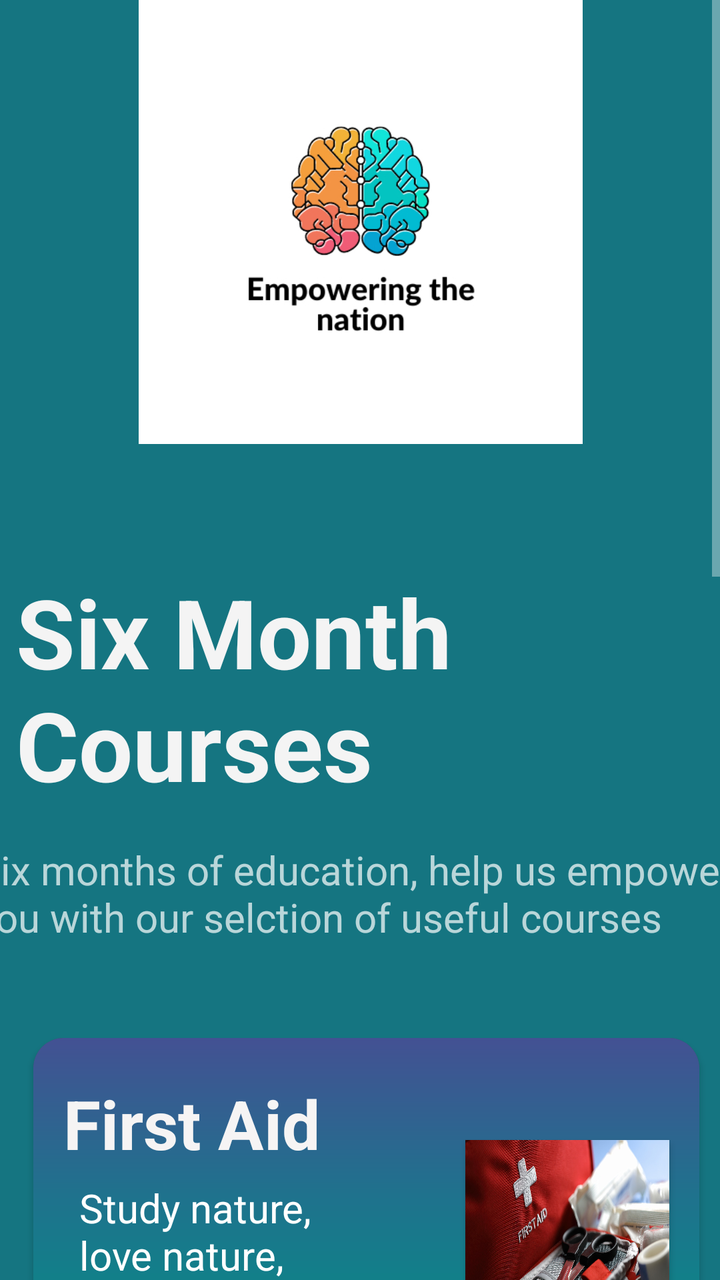
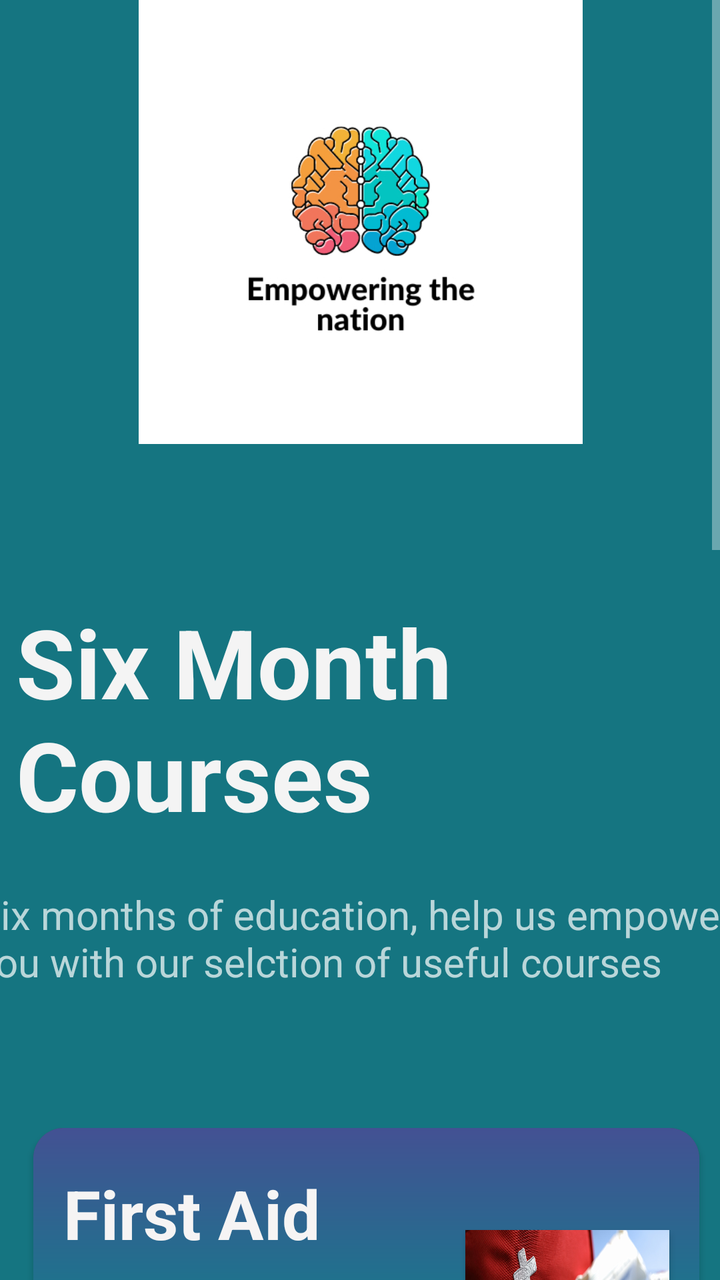

Before-and-after screenshots of an Android layout around one commit, followed by the original layout XML and the change that was made.
<!-- AndroidManifest.xml: application theme Theme.AppCompat -->
<!-- res/layout/fragment_six_month_courses.xml -->
<?xml version="1.0" encoding="utf-8"?>
<ScrollView xmlns:android="http://schemas.android.com/apk/res/android"
    xmlns:app="http://schemas.android.com/apk/res-auto"
    xmlns:tools="http://schemas.android.com/tools"
    android:id="@+id/ScrollViewMonths"
    android:layout_width="match_parent"
    android:layout_height="match_parent">

    <FrameLayout
        android:layout_width="match_parent"
        android:layout_height="match_parent"
        android:background="#157581">

        <androidx.constraintlayout.widget.ConstraintLayout
            android:layout_width="match_parent"
            android:layout_height="1420dp"
            android:background="#157581"
            tools:context=".SixMonthCoursesFragment">


            <TextView
                android:id="@+id/textView"
                android:layout_width="352dp"
                android:layout_height="113dp"
                android:background="#157581"
                android:text="Six Month Courses"
                android:textColor="#F4F4F4"
                android:textSize="48sp"
                android:textStyle="bold"
                app:layout_constraintBottom_toBottomOf="parent"
                app:layout_constraintEnd_toEndOf="parent"
                app:layout_constraintHorizontal_bias="1.0"
                app:layout_constraintStart_toStartOf="parent"
                app:layout_constraintTop_toTopOf="parent"
                app:layout_constraintVertical_bias="0.217" />

            <ImageView
                android:id="@+id/imageView"
                android:layout_width="420dp"
                android:layout_height="222dp"
                app:layout_constraintEnd_toEndOf="parent"
                app:layout_constraintStart_toStartOf="parent"
                app:layout_constraintTop_toTopOf="parent"
                app:srcCompat="@drawable/thumbnail_img_7280" />


            <androidx.cardview.widget.CardView
                android:id="@+id/cardView"
                android:layout_width="333dp"
                android:layout_height="157dp"
                app:cardCornerRadius="15dp"
                app:cardPreventCornerOverlap="true"
                app:layout_constraintBottom_toBottomOf="parent"
                app:layout_constraintEnd_toEndOf="parent"
                app:layout_constraintHorizontal_bias="0.636"
                app:layout_constraintStart_toStartOf="parent"
                app:layout_constraintTop_toTopOf="parent"
                app:layout_constraintVertical_bias="0.792">


                <RelativeLayout
                    android:id="@+id/relativeLayout"
                    android:layout_width="match_parent"
                    android:layout_height="match_parent"
                    android:background="@drawable/grasient_drawable"
                    android:minHeight="100dp"
                    android:padding="10dp"
                    app:layout_constraintEnd_toEndOf="@+id/cardView"
                    app:layout_constraintStart_toStartOf="@+id/cardView"
                    app:layout_constraintTop_toTopOf="@+id/cardView">

                    <TextView
                        android:id="@+id/textViewSub1Title"
                        android:layout_width="270dp"
                        android:layout_height="70dp"
                        android:layout_alignParentStart="true"
                        android:layout_alignParentEnd="true"
                        android:layout_marginStart="5dp"
                        android:layout_marginEnd="107dp"
                        android:text="Life Skills"
                        android:textColor="#F6F4F4"
                        android:textSize="34sp"
                        android:textStyle="bold" />

                    <TextView
                        android:layout_width="168dp"
                        android:layout_height="83dp"
                        android:layout_below="@id/textViewSub1Title"
                        android:layout_alignParentStart="true"
                        android:layout_alignParentEnd="true"
                        android:layout_alignParentBottom="true"
                        android:layout_marginStart="4dp"
                        android:layout_marginTop="-7dp"
                        android:layout_marginEnd="151dp"
                        android:layout_marginBottom="0dp"
                        android:text="Study nature, love nature,\nclose to nature"
                        android:textColor="#FFFFFF"
                        android:textSize="20sp" />

                    <Button
                        android:id="@+id/button"
                        android:layout_width="112dp"
                        android:layout_height="104dp"
                        android:layout_alignParentStart="true"
                        android:layout_alignParentTop="true"
                        android:layout_alignParentEnd="true"
                        android:layout_alignParentBottom="true"
                        android:layout_marginStart="210dp"
                        android:layout_marginTop="28dp"
                        android:layout_marginEnd="1dp"
                        android:layout_marginBottom="15dp"
                        android:background="@drawable/img_7273"
                        android:textColor="#090909"
                        android:textSize="24sp" />

                </RelativeLayout>


            </androidx.cardview.widget.CardView>

            <androidx.cardview.widget.CardView
                android:id="@+id/cardView2"
                android:layout_width="333dp"
                android:layout_height="157dp"
                app:cardCornerRadius="15dp"
                app:cardPreventCornerOverlap="true"
                app:layout_constraintBottom_toBottomOf="parent"
                app:layout_constraintEnd_toEndOf="parent"
                app:layout_constraintHorizontal_bias="0.627"
                app:layout_constraintStart_toStartOf="parent"
                app:layout_constraintTop_toTopOf="parent"
                app:layout_constraintVertical_bias="0.607">

                <RelativeLayout
                    android:id="@+id/relativeLayout2"
                    android:layout_width="match_parent"
                    android:layout_height="match_parent"
                    android:background="@drawable/grasient_drawable"
                    android:minHeight="100dp"
                    android:padding="10dp"
                    app:layout_constraintEnd_toEndOf="@+id/cardView2"
                    app:layout_constraintStart_toStartOf="@+id/cardView2"
                    app:layout_constraintTop_toTopOf="@+id/cardView">

                    <TextView
                        android:id="@+id/textViewSub1Title2"
                        android:layout_width="246dp"
                        android:layout_height="64dp"
                        android:layout_alignParentStart="true"
                        android:layout_alignParentEnd="true"
                        android:layout_marginStart="5dp"
                        android:layout_marginEnd="145dp"
                        android:text="Sewing"
                        android:textColor="#F6F4F4"
                        android:textSize="34sp"
                        android:textStyle="bold" />

                    <TextView
                        android:layout_width="150dp"
                        android:layout_height="99dp"
                        android:layout_below="@id/textViewSub1Title2"
                        android:layout_alignParentStart="true"
                        android:layout_alignParentEnd="true"
                        android:layout_alignParentBottom="true"
                        android:layout_marginStart="8dp"
                        android:layout_marginTop="0dp"
                        android:layout_marginEnd="160dp"
                        android:layout_marginBottom="0dp"
                        android:text="Study nature, love nature,\nclose to nature"
                        android:textColor="#FFFFFF"
                        android:textSize="20sp" />

                    <Button
                        android:id="@+id/button9"
                        android:layout_width="106dp"
                        android:layout_height="104dp"
                        android:layout_alignParentTop="true"
                        android:layout_alignParentEnd="true"
                        android:layout_alignParentBottom="true"
                        android:layout_marginTop="33dp"
                        android:layout_marginEnd="10dp"
                        android:layout_marginBottom="10dp"
                        android:background="@drawable/img_7272"
                        android:textColor="#090909"
                        android:textSize="24sp" />


                </RelativeLayout>


            </androidx.cardview.widget.CardView>

            <androidx.cardview.widget.CardView
                android:id="@+id/cardView3"
                android:layout_width="333dp"
                android:layout_height="157dp"
                app:cardCornerRadius="15dp"
                app:cardPreventCornerOverlap="true"
                app:layout_constraintBottom_toBottomOf="parent"
                app:layout_constraintEnd_toEndOf="parent"
                app:layout_constraintHorizontal_bias="0.62"
                app:layout_constraintStart_toStartOf="parent"
                app:layout_constraintTop_toTopOf="parent"
                app:layout_constraintVertical_bias="0.411">

                <RelativeLayout
                    android:id="@+id/relativeLayout3"
                    android:layout_width="match_parent"
                    android:layout_height="match_parent"
                    android:background="@drawable/grasient_drawable"
                    android:minHeight="100dp"
                    android:padding="10dp"
                    app:layout_constraintEnd_toEndOf="@+id/cardView3"
                    app:layout_constraintStart_toStartOf="@+id/cardView3"
                    app:layout_constraintTop_toTopOf="@+id/cardView3">

                    <TextView
                        android:id="@+id/textViewSub1Title3"
                        android:layout_width="249dp"
                        android:layout_height="68dp"
                        android:layout_alignParentStart="true"
                        android:layout_alignParentTop="true"
                        android:layout_alignParentEnd="true"
                        android:layout_marginStart="5dp"
                        android:layout_marginTop="10dp"
                        android:layout_marginEnd="138dp"
                        android:text="First Aid"
                        android:textColor="#F6F4F4"
                        android:textSize="34sp"
                        android:textStyle="bold" />

                    <TextView
                        android:layout_width="156dp"
                        android:layout_height="86dp"
                        android:layout_below="@id/textViewSub1Title3"
                        android:layout_alignParentStart="true"
                        android:layout_alignParentEnd="true"
                        android:layout_alignParentBottom="true"
                        android:layout_marginStart="13dp"
                        android:layout_marginTop="-17dp"
                        android:layout_marginEnd="154dp"
                        android:layout_marginBottom="0dp"
                        android:text="Study nature, love nature,\nclose to nature"
                        android:textColor="#FFFFFF"
                        android:textSize="20sp" />

                    <Button
                        android:id="@+id/button8"
                        android:layout_width="112dp"
                        android:layout_height="93dp"
                        android:layout_alignParentStart="true"
                        android:layout_alignParentTop="true"
                        android:layout_alignParentEnd="true"
                        android:layout_alignParentBottom="true"
                        android:layout_marginStart="206dp"
                        android:layout_marginTop="41dp"
                        android:layout_marginEnd="5dp"
                        android:layout_marginBottom="13dp"
                        android:background="@drawable/img_7279"
                        android:textColor="#090909"
                        android:textSize="24sp" />


                </RelativeLayout>


            </androidx.cardview.widget.CardView>


            <androidx.cardview.widget.CardView
                android:id="@+id/cardView4"
                android:layout_width="333dp"
                android:layout_height="157dp"
                app:cardCornerRadius="15dp"
                app:cardPreventCornerOverlap="true"
                app:layout_constraintBottom_toBottomOf="parent"
                app:layout_constraintEnd_toEndOf="parent"
                app:layout_constraintHorizontal_bias="0.655"
                app:layout_constraintStart_toStartOf="parent"
                app:layout_constraintTop_toTopOf="parent"
                app:layout_constraintVertical_bias="0.97">

                <RelativeLayout
                    android:id="@+id/relativeLayout4"
                    android:layout_width="match_parent"
                    android:layout_height="match_parent"
                    android:background="@drawable/grasient_drawable"
                    android:minHeight="100dp"
                    android:padding="10dp"
                    app:layout_constraintEnd_toEndOf="@+id/cardView4"
                    app:layout_constraintStart_toStartOf="@+id/cardView4"
                    app:layout_constraintTop_toTopOf="@+id/cardView">

                    <TextView
                        android:id="@+id/textViewSub1Title4"
                        android:layout_width="229dp"
                        android:layout_height="60dp"
                        android:layout_alignParentStart="true"
                        android:layout_alignParentEnd="true"
                        android:layout_marginStart="5dp"
                        android:layout_marginEnd="89dp"
                        android:text="Landscaping"
                        android:textColor="#F6F4F4"
                        android:textSize="34sp"
                        android:textStyle="bold" />

                    <TextView
                        android:layout_width="211dp"
                        android:layout_height="91dp"
                        android:layout_below="@id/textViewSub1Title4"
                        android:layout_alignParentStart="true"
                        android:layout_alignParentEnd="true"
                        android:layout_alignParentBottom="true"
                        android:layout_marginStart="4dp"
                        android:layout_marginTop="-6dp"
                        android:layout_marginEnd="108dp"
                        android:layout_marginBottom="0dp"
                        android:text="Study nature, love nature,\nclose to nature"
                        android:textColor="#FFFFFF"
                        android:textSize="20sp" />

                    <Button
                        android:id="@+id/button7"
                        android:layout_width="104dp"
                        android:layout_height="79dp"
                        android:layout_alignParentStart="true"
                        android:layout_alignParentTop="true"
                        android:layout_alignParentEnd="true"
                        android:layout_alignParentBottom="true"
                        android:layout_marginStart="219dp"
                        android:layout_marginTop="44dp"
                        android:layout_marginEnd="0dp"
                        android:layout_marginBottom="24dp"
                        android:background="@drawable/img_7274"
                        android:textColor="#090909"
                        android:textSize="24sp" />


                </RelativeLayout>


            </androidx.cardview.widget.CardView>

            <TextView
                android:id="@+id/textView2"
                android:layout_width="382dp"
                android:layout_height="82dp"
                android:text="Six months of education, help us empower you with our selction of useful courses "
                android:textSize="20sp"
                app:layout_constraintBottom_toBottomOf="parent"
                app:layout_constraintEnd_toEndOf="parent"
                app:layout_constraintHorizontal_bias="0.555"
                app:layout_constraintStart_toStartOf="parent"
                app:layout_constraintTop_toTopOf="parent"
                app:layout_constraintVertical_bias="0.315" />


        </androidx.constraintlayout.widget.ConstraintLayout>
    </FrameLayout>
</ScrollView>
<!-- resources referenced by this layout -->
<resources>
  <!-- drawable grasient_drawable (drawable) -->
  <?xml version="1.0" encoding="utf-8"?>
  <shape
      android:shape = "rectangle"
      xmlns:android = "http://schemas.android.com/apk/res/android" >
  
      <gradient
          android:startColor = "#068b86"
          android:centerColor = "#1f728d"
          android:endColor = "#435193"
          android:angle = "90"
          android:type = "linear" />
  </shape>
  <!-- drawable img_7272: jpeg bitmap (drawable, 145504 bytes) -->
  <!-- drawable img_7273: jpeg bitmap (drawable, 78334 bytes) -->
  <!-- drawable img_7274: jpeg bitmap (drawable, 847390 bytes) -->
  <!-- drawable img_7279: jpeg bitmap (drawable, 172258 bytes) -->
  <!-- drawable thumbnail_img_7280: jpg bitmap (drawable, 73812 bytes) -->
</resources>

<!-- the commit's change to res/layout/fragment_six_month_courses.xml (unified diff, before → after) -->
@@ -13,10 +13,26 @@
 
         <androidx.constraintlayout.widget.ConstraintLayout
             android:layout_width="match_parent"
-            android:layout_height="1420dp"
+            android:layout_height="1490dp"
             android:background="#157581"
             tools:context=".SixMonthCoursesFragment">
 
+
+            <Button
+                android:id="@+id/buttonBookNowCourses"
+                android:layout_width="219dp"
+                android:layout_height="98dp"
+                android:background="@drawable/grasient_drawable"
+                android:drawableRight="@drawable/ic_checkout_foreground"
+                android:text="Book Now!"
+                android:textColor="#4CAF50"
+                android:textSize="24sp"
+                app:layout_constraintBottom_toBottomOf="parent"
+                app:layout_constraintEnd_toEndOf="parent"
+                app:layout_constraintHorizontal_bias="0.502"
+                app:layout_constraintStart_toStartOf="parent"
+                app:layout_constraintTop_toTopOf="parent"
+                app:layout_constraintVertical_bias="0.959" />
 
             <TextView
                 android:id="@+id/textView"
@@ -52,10 +68,10 @@
                 app:cardPreventCornerOverlap="true"
                 app:layout_constraintBottom_toBottomOf="parent"
                 app:layout_constraintEnd_toEndOf="parent"
-                app:layout_constraintHorizontal_bias="0.636"
-                app:layout_constraintStart_toStartOf="parent"
-                app:layout_constraintTop_toTopOf="parent"
-                app:layout_constraintVertical_bias="0.792">
+                app:layout_constraintHorizontal_bias="0.617"
+                app:layout_constraintStart_toStartOf="parent"
+                app:layout_constraintTop_toTopOf="parent"
+                app:layout_constraintVertical_bias="0.709">
 
 
                 <RelativeLayout
@@ -126,10 +142,10 @@
                 app:cardPreventCornerOverlap="true"
                 app:layout_constraintBottom_toBottomOf="parent"
                 app:layout_constraintEnd_toEndOf="parent"
-                app:layout_constraintHorizontal_bias="0.627"
-                app:layout_constraintStart_toStartOf="parent"
-                app:layout_constraintTop_toTopOf="parent"
-                app:layout_constraintVertical_bias="0.607">
+                app:layout_constraintHorizontal_bias="0.651"
+                app:layout_constraintStart_toStartOf="parent"
+                app:layout_constraintTop_toTopOf="parent"
+                app:layout_constraintVertical_bias="0.568">
 
                 <RelativeLayout
                     android:id="@+id/relativeLayout2"
@@ -190,6 +206,7 @@
 
             </androidx.cardview.widget.CardView>
 
+
             <androidx.cardview.widget.CardView
                 android:id="@+id/cardView3"
                 android:layout_width="333dp"
@@ -198,10 +215,10 @@
                 app:cardPreventCornerOverlap="true"
                 app:layout_constraintBottom_toBottomOf="parent"
                 app:layout_constraintEnd_toEndOf="parent"
-                app:layout_constraintHorizontal_bias="0.62"
-                app:layout_constraintStart_toStartOf="parent"
-                app:layout_constraintTop_toTopOf="parent"
-                app:layout_constraintVertical_bias="0.411">
+                app:layout_constraintHorizontal_bias="0.617"
+                app:layout_constraintStart_toStartOf="parent"
+                app:layout_constraintTop_toTopOf="parent"
+                app:layout_constraintVertical_bias="0.423">
 
                 <RelativeLayout
                     android:id="@+id/relativeLayout3"
@@ -266,7 +283,6 @@
 
             </androidx.cardview.widget.CardView>
 
-
             <androidx.cardview.widget.CardView
                 android:id="@+id/cardView4"
                 android:layout_width="333dp"
@@ -275,10 +291,10 @@
                 app:cardPreventCornerOverlap="true"
                 app:layout_constraintBottom_toBottomOf="parent"
                 app:layout_constraintEnd_toEndOf="parent"
-                app:layout_constraintHorizontal_bias="0.655"
-                app:layout_constraintStart_toStartOf="parent"
-                app:layout_constraintTop_toTopOf="parent"
-                app:layout_constraintVertical_bias="0.97">
+                app:layout_constraintHorizontal_bias="0.617"
+                app:layout_constraintStart_toStartOf="parent"
+                app:layout_constraintTop_toTopOf="parent"
+                app:layout_constraintVertical_bias="0.854">
 
                 <RelativeLayout
                     android:id="@+id/relativeLayout4"
<!-- resource entries referenced after the edit -->
@@ -13,6 +13,22 @@
           android:angle = "90"
           android:type = "linear" />
   </shape>
+  <!-- drawable ic_checkout_foreground (drawable) -->
+  <vector xmlns:android="http://schemas.android.com/apk/res/android"
+      android:width="108dp"
+      android:height="108dp"
+      android:viewportWidth="24"
+      android:viewportHeight="24"
+      android:tint="#242424">
+    <group android:scaleX="0.58"
+        android:scaleY="0.58"
+        android:translateX="5.04"
+        android:translateY="5.04">
+      <path
+          android:fillColor="@android:color/white"
+          android:pathData="M7,18c-1.1,0 -1.99,0.9 -1.99,2S5.9,22 7,22s2,-0.9 2,-2S8.1,18 7,18zM17,18c-1.1,0 -1.99,0.9 -1.99,2s0.89,2 1.99,2s2,-0.9 2,-2S18.1,18 17,18zM8.1,13h7.45c0.75,0 1.41,-0.41 1.75,-1.03L21,4.96L19.25,4l-3.7,7H8.53L4.27,2H1v2h2l3.6,7.59l-1.35,2.44C4.52,15.37 5.48,17 7,17h12v-2H7L8.1,13zM12,2l4,4l-4,4l-1.41,-1.41L12.17,7L8,7l0,-2l4.17,0l-1.59,-1.59L12,2z"/>
+    </group>
+  </vector>
   <!-- drawable img_7272: jpeg bitmap (drawable, 145504 bytes) -->
   <!-- drawable img_7273: jpeg bitmap (drawable, 78334 bytes) -->
   <!-- drawable img_7274: jpeg bitmap (drawable, 847390 bytes) -->
